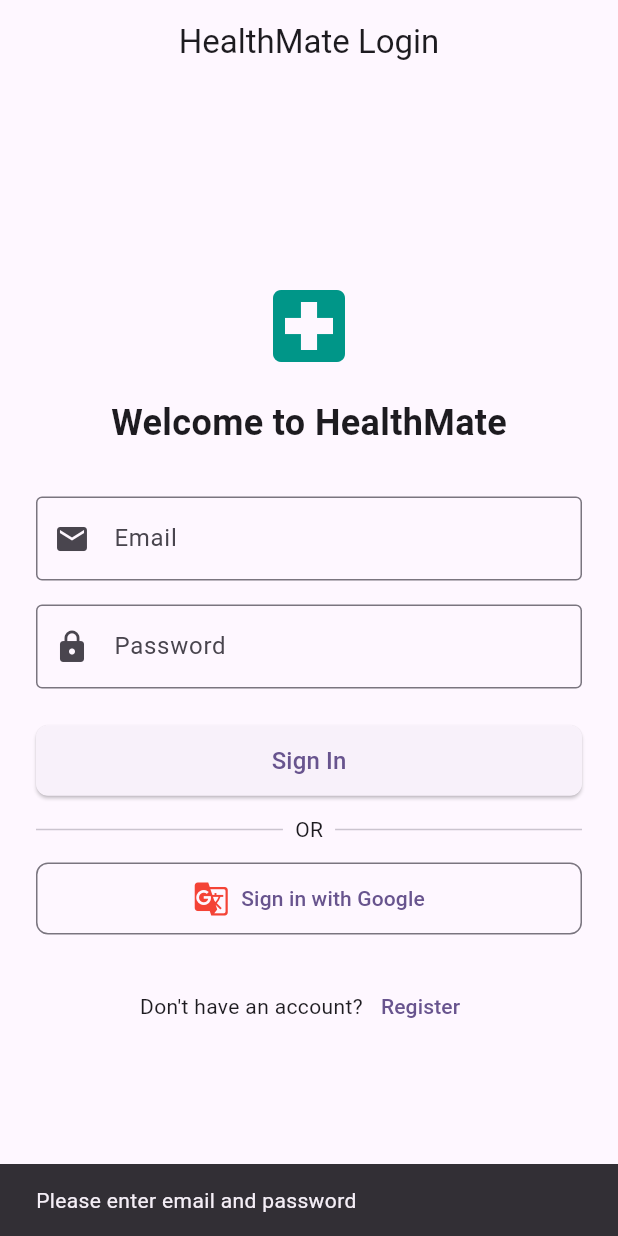
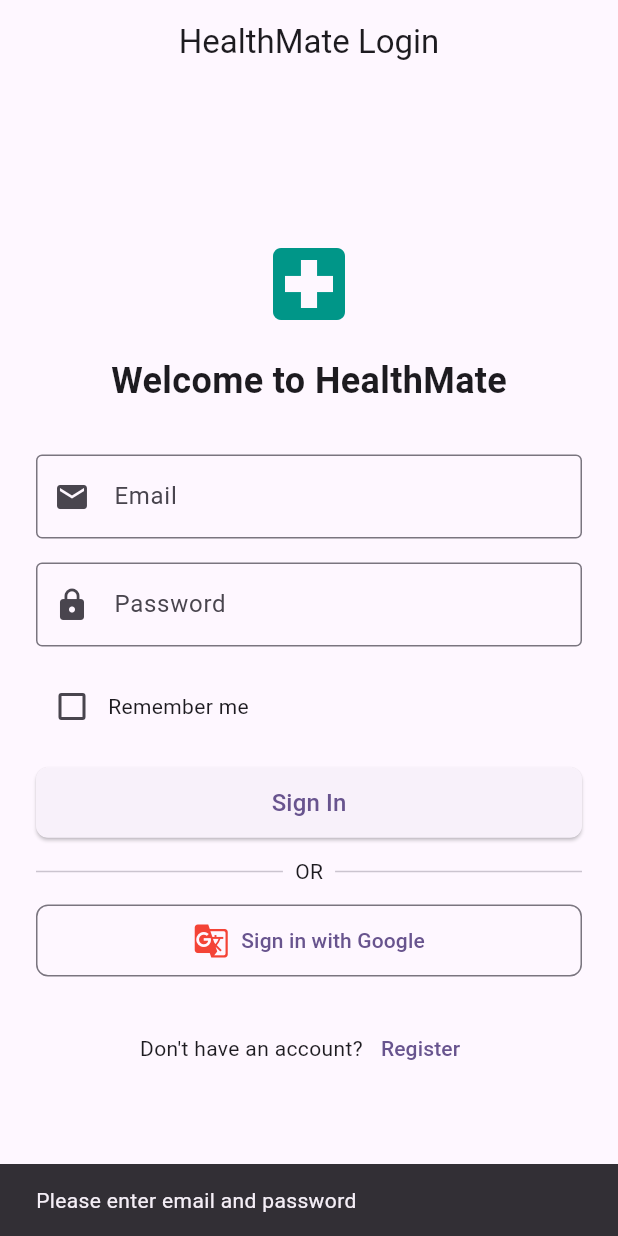
Before and after one commit to Project-DevX/healthmate, a Flutter app: the screen it shows after launch, after a tap on "Sign In", on a phone screen of 412 x 824 dp. Run offline on Flutter 3.47's test engine with Material 3 defaults, Android fonts, the phone set to English and light mode, and no system bars; our stand-ins replace cloud_firestore, file_picker, firebase_auth, firebase_core, firebase_storage, google_sign_in and 1 more; accounts and stored records are empty; network calls fail.

Commit message:
Implement authentication state management and user session persistence
- Added AuthWrapper to manage user authentication state and navigate to appropriate screens.
- Created AuthService for handling login state with SharedPreferences.
- Updated LoginPage to save login state when "Remember me" is checked.
- Integrated logout functionality in PatientDashboard to clear saved login state.
- Refactored navigation logic in main.dart to use AuthWrapper for initial routing.
- Added UI elements for "Remember me" option in LoginPage.
- Improved code formatting and structure for better readability.

```diff
--- /dev/null
+++ b/lib/auth_wrapper.dart
@@ -0,0 +1,88 @@
+import 'package:flutter/material.dart';
+import '../services/auth_service.dart';
+import '../login.dart';
+import '../patientDashboard.dart';
+import '../main.dart';
+
+class AuthWrapper extends StatefulWidget {
+  const AuthWrapper({super.key});
+
+  @override
+  State<AuthWrapper> createState() => _AuthWrapperState();
+}
+
+class _AuthWrapperState extends State<AuthWrapper> {
+  bool _isLoading = true;
+
+  @override
+  void initState() {
+    super.initState();
+    _checkAuthState();
+  }
+
+  Future<void> _checkAuthState() async {
+    try {
+      final loginState = await AuthService.getLoginState();
+
+      if (mounted) {
+        if (loginState.isNotEmpty && loginState['userId'] != null) {
+          // User is logged in, navigate to appropriate screen
+          final userType = loginState['userType'] ?? 'patient';
+
+          if (userType == 'patient') {
+            Navigator.pushReplacementNamed(context, '/patientDashboard');
+          } else {
+            Navigator.pushReplacementNamed(context, '/home');
+          }
+        } else {
+          // User is not logged in, navigate to login screen
+          Navigator.pushReplacement(
+            context,
+            MaterialPageRoute(builder: (context) => const LoginPage()),
+          );
+        }
+      }
+    } catch (e) {
+      print('Error checking auth state: $e');
+      // On error, navigate to login screen
+      if (mounted) {
+        Navigator.pushReplacement(
+          context,
+          MaterialPageRoute(builder: (context) => const LoginPage()),
+        );
+      }
+    }
+  }
+
+  @override
+  Widget build(BuildContext context) {
+    return Scaffold(
+      body: Center(
+        child: Column(
+          mainAxisAlignment: MainAxisAlignment.center,
+          children: [
+            const Icon(Icons.local_hospital, size: 80, color: Colors.teal),
+            const SizedBox(height: 20),
+            const Text(
+              'HealthMate',
+              style: TextStyle(
+                fontSize: 28,
+                fontWeight: FontWeight.bold,
+                color: Colors.teal,
+              ),
+            ),
+            const SizedBox(height: 40),
+            const CircularProgressIndicator(
+              valueColor: AlwaysStoppedAnimation<Color>(Colors.teal),
+            ),
+            const SizedBox(height: 20),
+            const Text(
+              'Loading...',
+              style: TextStyle(fontSize: 16, color: Colors.grey),
+            ),
+          ],
+        ),
+      ),
+    );
+  }
+}
--- a/lib/login.dart
+++ b/lib/login.dart
@@ -3,7 +3,7 @@
 import 'package:google_sign_in/google_sign_in.dart';
 import 'package:cloud_firestore/cloud_firestore.dart';
 import 'register.dart';
-import 'dart:math';
+import 'services/auth_service.dart';
 
 class LoginPage extends StatefulWidget {
   const LoginPage({super.key});
@@ -16,12 +16,12 @@
   final _emailController = TextEditingController();
   final _passwordController = TextEditingController();
   bool _isLoading = false;
+  bool _rememberMe = false;
 
   // Firebase instances
   final FirebaseAuth _auth = FirebaseAuth.instance;
   final GoogleSignIn _googleSignIn = GoogleSignIn();
   final FirebaseFirestore _firestore = FirebaseFirestore.instance;
-
   // Add this function to update last login time in Firestore
   Future<void> _updateLastLoginTime(String userId) async {
     try {
@@ -33,6 +33,17 @@
       print('Error updating last login time: $e');
       // Don't throw the error - we still want the user to be logged in
       // even if updating the timestamp fails
+    }
+  }
+
+  // Save login state to SharedPreferences
+  Future<void> _saveLoginState(
+    String userId,
+    String email,
+    String userType,
+  ) async {
+    if (_rememberMe) {
+      await AuthService.saveLoginState(userId, email, userType);
     }
   }
 
@@ -49,7 +60,8 @@
 
     try {
       // Sign in with email and password
-      final userCredential = await FirebaseAuth.instance.signInWithEmailAndPassword(
+      final userCredential = await FirebaseAuth.instance
+          .signInWithEmailAndPassword(
             email: _emailController.text.trim(),
             password: _passwordController.text,
           );
@@ -67,7 +79,14 @@
         if (mounted) {
           if (userDoc.exists) {
             final userData = userDoc.data();
-            final userType = userData?['userType'] as String?;
+            final userType = userData?['userType'] as String? ?? 'patient';
+
+            // Save login state if remember me is checked
+            await _saveLoginState(
+              userCredential.user!.uid,
+              userCredential.user!.email ?? '',
+              userType,
+            );
 
             if (userType == 'patient') {
               Navigator.pushReplacementNamed(context, '/patientDashboard');
@@ -77,6 +96,11 @@
             }
           } else {
             // If user document doesn't exist, go to default home
+            await _saveLoginState(
+              userCredential.user!.uid,
+              userCredential.user!.email ?? '',
+              'patient',
+            );
             Navigator.pushReplacementNamed(context, '/home');
           }
         }
@@ -95,9 +119,9 @@
       }
 
       if (mounted) {
-        ScaffoldMessenger.of(context).showSnackBar(
-          SnackBar(content: Text(errorMessage)),
-        );
+        ScaffoldMessenger.of(
+          context,
+        ).showSnackBar(SnackBar(content: Text(errorMessage)));
       }
     } catch (e) {
       if (mounted) {
@@ -123,7 +147,9 @@
       // Step 2: Start the sign-in flow
       print("STEP 2: Starting sign-in flow");
       final GoogleSignInAccount? googleUser = await googleSignIn.signIn();
-      print("STEP 2: Result - ${googleUser != null ? 'User account obtained' : 'User cancelled sign-in'}");
+      print(
+        "STEP 2: Result - ${googleUser != null ? 'User account obtained' : 'User cancelled sign-in'}",
+      );
 
       if (googleUser == null) {
         print("STEP 2: FAILED - User cancelled the sign-in process");
@@ -133,7 +159,8 @@
       // Step 3: Get authentication tokens
       print("STEP 3: Getting authentication tokens");
       try {
-        final GoogleSignInAuthentication googleAuth = await googleUser.authentication;
+        final GoogleSignInAuthentication googleAuth =
+            await googleUser.authentication;
         print("STEP 3: Completed - Authentication tokens received");
 
         // Step 4: Create Firebase credential
@@ -147,7 +174,8 @@
         // Step 5: Sign in with Firebase
         print("STEP 5: Starting Firebase sign-in");
         try {
-          final UserCredential userCredential = await FirebaseAuth.instance.signInWithCredential(credential);
+          final UserCredential userCredential = await FirebaseAuth.instance
+              .signInWithCredential(credential);
           print("STEP 5: Completed - Firebase sign-in successful");
           return userCredential;
         } catch (firebaseError) {
@@ -156,7 +184,9 @@
           rethrow;
         }
       } catch (authError) {
-        print("STEP 3: FAILED - Getting authentication tokens error: $authError");
+        print(
+          "STEP 3: FAILED - Getting authentication tokens error: $authError",
+        );
         print("STEP 3: Error type: ${authError.runtimeType}");
         rethrow;
       }
@@ -198,7 +228,10 @@
 
       // 4. Optional: Store in Firestore directly without Firebase Auth
       try {
-        await FirebaseFirestore.instance.collection('users').doc(googleUser.id).set({
+        await FirebaseFirestore.instance
+            .collection('users')
+            .doc(googleUser.id)
+            .set({
               'email': googleUser.email,
               'displayName': googleUser.displayName,
               'lastLogin': FieldValue.serverTimestamp(),
@@ -213,12 +246,11 @@
       // 5. Navigate to home screen
       print("Login successful with Google: ${googleUser.email}");
       Navigator.pushReplacementNamed(context, '/home');
-
     } catch (e) {
       print("Google Sign-In error: $e");
-      ScaffoldMessenger.of(context).showSnackBar(
-        SnackBar(content: Text('Sign-in failed')),
-      );
+      ScaffoldMessenger.of(
+        context,
+      ).showSnackBar(SnackBar(content: Text('Sign-in failed')));
     } finally {
       if (mounted) setState(() => _isLoading = false);
     }
@@ -287,7 +319,21 @@
                   prefixIcon: Icon(Icons.lock),
                 ),
               ),
-              const SizedBox(height: 24),
+              const SizedBox(height: 16),
+              Row(
+                children: [
+                  Checkbox(
+                    value: _rememberMe,
+                    onChanged: (value) {
+                      setState(() {
+                        _rememberMe = value ?? false;
+                      });
+                    },
+                  ),
+                  const Text('Remember me'),
+                ],
+              ),
+              const SizedBox(height: 16),
               SizedBox(
                 width: double.infinity,
                 child: ElevatedButton(
@@ -322,8 +368,14 @@
               SizedBox(
                 width: double.infinity,
                 child: OutlinedButton.icon(
-                  onPressed: _isLoading ? null : () => signInWithGoogleWorkaround(context),
-                  icon: const Icon(Icons.g_translate, size: 24, color: Colors.red),
+                  onPressed: _isLoading
+                      ? null
+                      : () => signInWithGoogleWorkaround(context),
+                  icon: const Icon(
+                    Icons.g_translate,
+                    size: 24,
+                    color: Colors.red,
+                  ),
                   label: const Text('Sign in with Google'),
                   style: OutlinedButton.styleFrom(
                     padding: const EdgeInsets.symmetric(vertical: 12),
--- a/lib/main.dart
+++ b/lib/main.dart
@@ -4,12 +4,11 @@
 import 'login.dart';
 import 'register.dart';
 import 'patientDashboard.dart'; // Import the patient dashboard
+import 'auth_wrapper.dart';
 
 void main() async {
   WidgetsFlutterBinding.ensureInitialized();
-  await Firebase.initializeApp(
-    options: DefaultFirebaseOptions.currentPlatform,
-  );
+  await Firebase.initializeApp(options: DefaultFirebaseOptions.currentPlatform);
   runApp(const MyApp());
 }
 
@@ -29,18 +28,22 @@
         if (settings.name == '/register') {
           return MaterialPageRoute(builder: (_) => const RegisterPage());
         } else if (settings.name == '/') {
+          return MaterialPageRoute(builder: (_) => const AuthWrapper());
+        } else if (settings.name == '/login') {
           return MaterialPageRoute(builder: (_) => const LoginPage());
         } else if (settings.name == '/home') {
-          return MaterialPageRoute(builder: (_) => const MyHomePage(title: 'Flutter Demo Home Page'));
+          return MaterialPageRoute(
+            builder: (_) => const MyHomePage(title: 'Flutter Demo Home Page'),
+          );
         } else if (settings.name == '/patientDashboard') {
           return MaterialPageRoute(builder: (_) => const PatientDashboard());
-        }
-        // Handle unknown routes
-        return MaterialPageRoute(builder: (_) => const LoginPage());
+        } // Handle unknown routes
+        return MaterialPageRoute(builder: (_) => const AuthWrapper());
       },
       // Keep the routes map as a fallback
       routes: {
-        '/': (context) => const LoginPage(),
+        '/': (context) => const AuthWrapper(),
+        '/login': (context) => const LoginPage(),
         '/home': (context) => const MyHomePage(title: 'Flutter Demo Home Page'),
         '/register': (context) => const RegisterPage(),
         '/patientDashboard': (context) => const PatientDashboard(),
--- /dev/null
+++ b/lib/services/auth_service.dart
@@ -0,0 +1,42 @@
+import 'package:shared_preferences/shared_preferences.dart';
+
+class AuthService {
+  // Check if user is already logged in
+  static Future<Map<String, String?>> getLoginState() async {
+    final prefs = await SharedPreferences.getInstance();
+    final isLoggedIn = prefs.getBool('isLoggedIn') ?? false;
+
+    if (isLoggedIn) {
+      return {
+        'userId': prefs.getString('userId'),
+        'userEmail': prefs.getString('userEmail'),
+        'userType': prefs.getString('userType'),
+      };
+    }
+    return {};
+  }
+
+  // Clear login state from SharedPreferences
+  static Future<void> clearLoginState() async {
+    final prefs = await SharedPreferences.getInstance();
+    await prefs.remove('isLoggedIn');
+    await prefs.remove('userId');
+    await prefs.remove('userEmail');
+    await prefs.remove('userType');
+    print('Login state cleared');
+  }
+
+  // Save login state to SharedPreferences
+  static Future<void> saveLoginState(
+    String userId,
+    String email,
+    String userType,
+  ) async {
+    final prefs = await SharedPreferences.getInstance();
+    await prefs.setBool('isLoggedIn', true);
+    await prefs.setString('userId', userId);
+    await prefs.setString('userEmail', email);
+    await prefs.setString('userType', userType);
+    print('Login state saved');
+  }
+}
--- a/pubspec.yaml
+++ b/pubspec.yaml
@@ -2,7 +2,7 @@
 description: "A new Flutter project."
 # The following line prevents the package from being accidentally published to
 # pub.dev using `flutter pub publish`. This is preferred for private packages.
-publish_to: 'none' # Remove this line if you wish to publish to pub.dev
+publish_to: "none" # Remove this line if you wish to publish to pub.dev
 
 # The following defines the version and build number for your application.
 # A version number is three numbers separated by dots, like 1.2.43
@@ -38,6 +38,7 @@
   firebase_storage: ^12.4.7
   file_picker: ^6.1.0
   url_launcher: ^6.2.5
+  shared_preferences: ^2.3.3
 
 dev_dependencies:
   flutter_test:
```
Also changed, not shown: lib/patientDashboard.dart (+144 -121 lines), pubspec.lock, 3 other files. Lines whose indentation alone changed are shown as unchanged.
